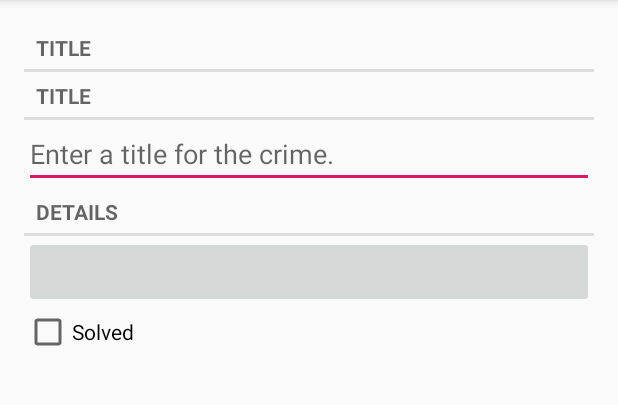
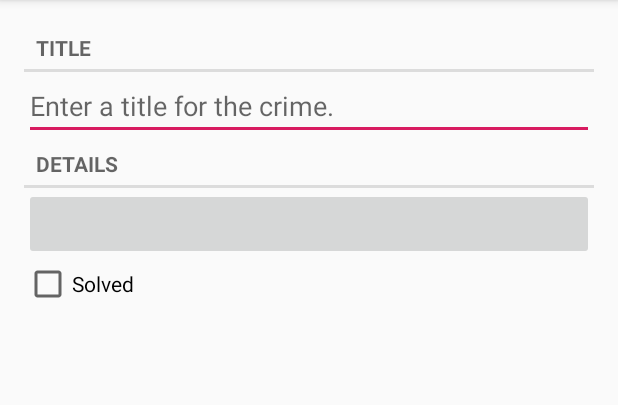
Before and after one commit to ferus2306/criminalContent, an Android app: the CrimeFragment screen opened directly, with no data from a screen before it, on a phone screen of 412 x 824 dp, the part 84-489 px from its top. Run offline under Robolectric (Android 15) with nearby library versions, the phone set to English and light mode, and no system bars; 4 statements that could not run were skipped.

Commit message:
02/25/2019

```diff
--- a/app/src/main/res/layout/fragment_crime.xml
+++ b/app/src/main/res/layout/fragment_crime.xml
@@ -4,12 +4,6 @@
     android:layout_height="match_parent"
     android:layout_margin="16dp">
 
-
-    <TextView
-        style="?android:listSeparatorTextViewStyle"
-        android:layout_width="match_parent"
-        android:layout_height="wrap_content"
-        android:text="@string/crime_title_label"/>
 
     <TextView
         style="?android:listSeparatorTextViewStyle"
@@ -41,4 +35,6 @@
         android:text="@string/crime_solved_label"/>
 
 
+
+
 </LinearLayout>
```
Also changed, not shown: app/src/main/java/com/fhanov/android/criminalintent/CrimeListFragment.java (+12 -3 lines).
